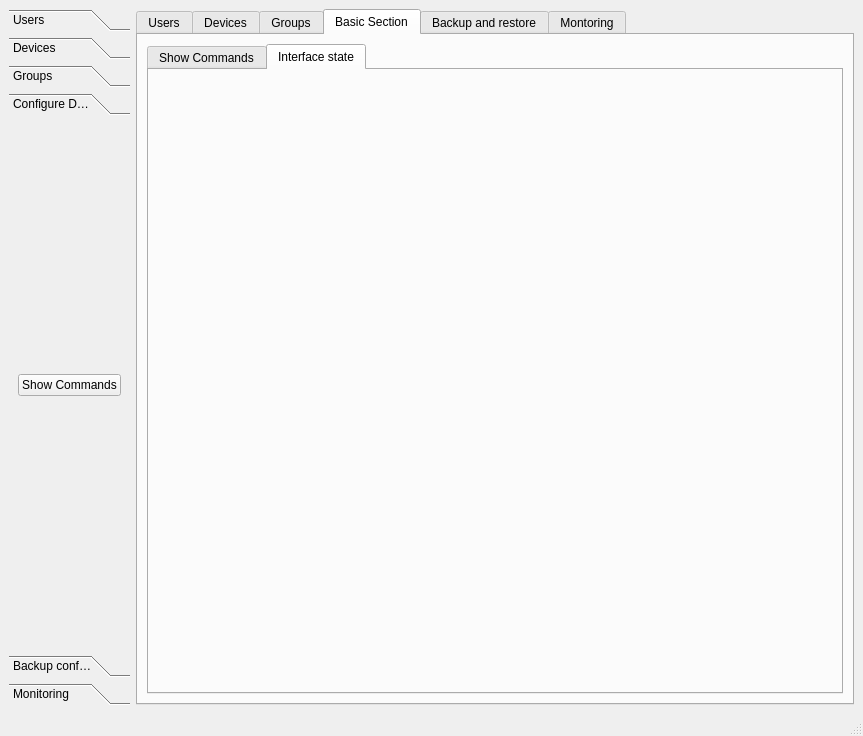
Before: the Qt Designer form main.ui in saad909/cnsrc, drawn with Qt 5.
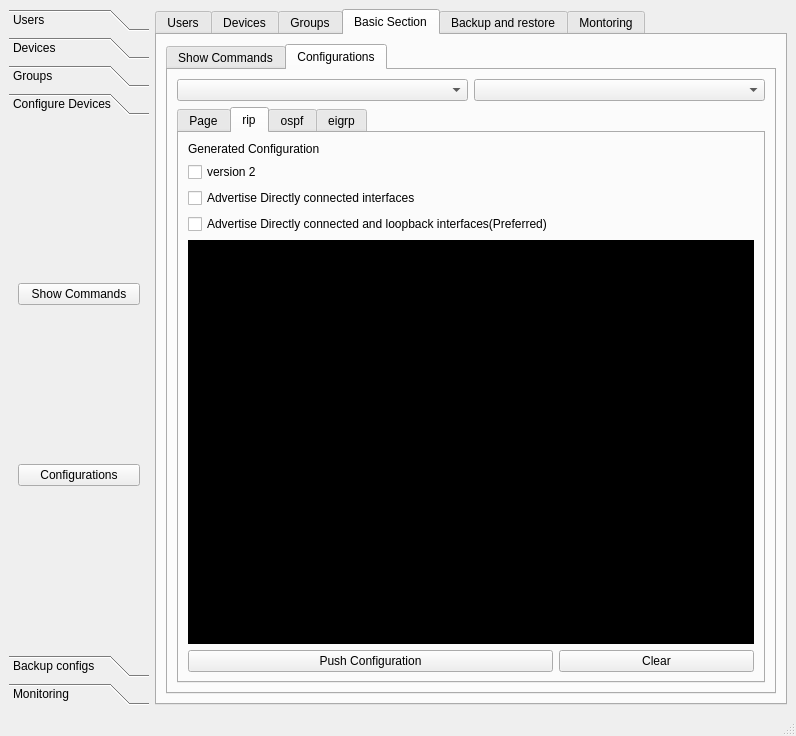
After: the same form once the commit is applied. The open tabs and pages were chosen to show the change.

```diff
--- a/main.ui
+++ b/main.ui
@@ -6,16 +6,10 @@
    <rect>
     <x>0</x>
     <y>0</y>
-    <width>863</width>
+    <width>796</width>
     <height>730</height>
    </rect>
   </property>
-  <property name="sizePolicy">
-   <sizepolicy hsizetype="Expanding" vsizetype="Preferred">
-    <horstretch>0</horstretch>
-    <verstretch>0</verstretch>
-   </sizepolicy>
-  </property>
   <property name="windowTitle">
    <string>MainWindow</string>
   </property>
@@ -26,7 +20,7 @@
    <bool>false</bool>
   </property>
   <widget class="QWidget" name="centralwidget">
-   <layout class="QFormLayout" name="formLayout">
+   <layout class="QGridLayout" name="gridLayout_18">
     <item row="0" column="0">
      <widget class="QToolBox" name="toolBox">
       <property name="sizePolicy">
@@ -149,8 +143,8 @@
         <rect>
          <x>0</x>
          <y>0</y>
-         <width>107</width>
-         <height>39</height>
+         <width>114</width>
+         <height>528</height>
         </rect>
        </property>
        <attribute name="label">
@@ -164,6 +158,13 @@
           </property>
          </widget>
         </item>
+        <item row="1" column="0">
+         <widget class="QPushButton" name="pb_bt_configurations">
+          <property name="text">
+           <string>Configurations</string>
+          </property>
+         </widget>
+        </item>
        </layout>
       </widget>
       <widget class="QWidget" name="page_4">
@@ -1794,9 +1795,110 @@
           </widget>
           <widget class="QWidget" name="tab_6">
            <attribute name="title">
-            <string>Interface state</string>
+            <string>Configurations</string>
            </attribute>
-           <layout class="QGridLayout" name="gridLayout_18"/>
+           <layout class="QGridLayout" name="gridLayout_35">
+            <item row="0" column="0">
+             <widget class="QComboBox" name="configs_all_devices"/>
+            </item>
+            <item row="0" column="1">
+             <widget class="QComboBox" name="configs_all_configurations"/>
+            </item>
+            <item row="1" column="0" colspan="2">
+             <widget class="QTabWidget" name="tab_configs">
+              <property name="currentIndex">
+               <number>1</number>
+              </property>
+              <widget class="QWidget" name="tab_11">
+               <attribute name="title">
+                <string>Page</string>
+               </attribute>
+              </widget>
+              <widget class="QWidget" name="rip">
+               <attribute name="title">
+                <string>rip</string>
+               </attribute>
+               <layout class="QGridLayout" name="gridLayout_36">
+                <item row="2" column="0">
+                 <widget class="QCheckBox" name="chkbox_rip_directly">
+                  <property name="enabled">
+                   <bool>true</bool>
+                  </property>
+                  <property name="text">
+                   <string>Advertise Directly connected interfaces </string>
+                  </property>
+                  <property name="checkable">
+                   <bool>true</bool>
+                  </property>
+                  <property name="checked">
+                   <bool>false</bool>
+                  </property>
+                 </widget>
+                </item>
+                <item row="1" column="0">
+                 <widget class="QCheckBox" name="chkbox_rip_version">
+                  <property name="enabled">
+                   <bool>true</bool>
+                  </property>
+                  <property name="text">
+                   <string>version 2</string>
+                  </property>
+                 </widget>
+                </item>
+                <item row="0" column="0">
+                 <widget class="QLabel" name="label_13">
+                  <property name="text">
+                   <string>Generated Configuration</string>
+                  </property>
+                 </widget>
+                </item>
+                <item row="3" column="0">
+                 <widget class="QCheckBox" name="chkbox_rip_loopback">
+                  <property name="enabled">
+                   <bool>true</bool>
+                  </property>
+                  <property name="text">
+                   <string>Advertise Directly connected and loopback interfaces(Preferred)</string>
+                  </property>
+                 </widget>
+                </item>
+                <item row="4" column="0" colspan="2">
+                 <widget class="QTextEdit" name="te_rip_config">
+                  <property name="styleSheet">
+                   <string notr="true">background-color: rgb(0, 0, 0);
+color: rgb(0, 255, 0);</string>
+                  </property>
+                 </widget>
+                </item>
+                <item row="5" column="1">
+                 <widget class="QPushButton" name="btn_push_rip_clear">
+                  <property name="text">
+                   <string>Clear</string>
+                  </property>
+                 </widget>
+                </item>
+                <item row="5" column="0">
+                 <widget class="QPushButton" name="btn_push_rip_config">
+                  <property name="text">
+                   <string>Push Configuration</string>
+                  </property>
+                 </widget>
+                </item>
+               </layout>
+              </widget>
+              <widget class="QWidget" name="ospf">
+               <attribute name="title">
+                <string>ospf</string>
+               </attribute>
+              </widget>
+              <widget class="QWidget" name="eigrp">
+               <attribute name="title">
+                <string>eigrp</string>
+               </attribute>
+              </widget>
+             </widget>
+            </item>
+           </layout>
           </widget>
          </widget>
         </item>
```
Left out of the diff: 20 changed lines with no effect on the pictures.
